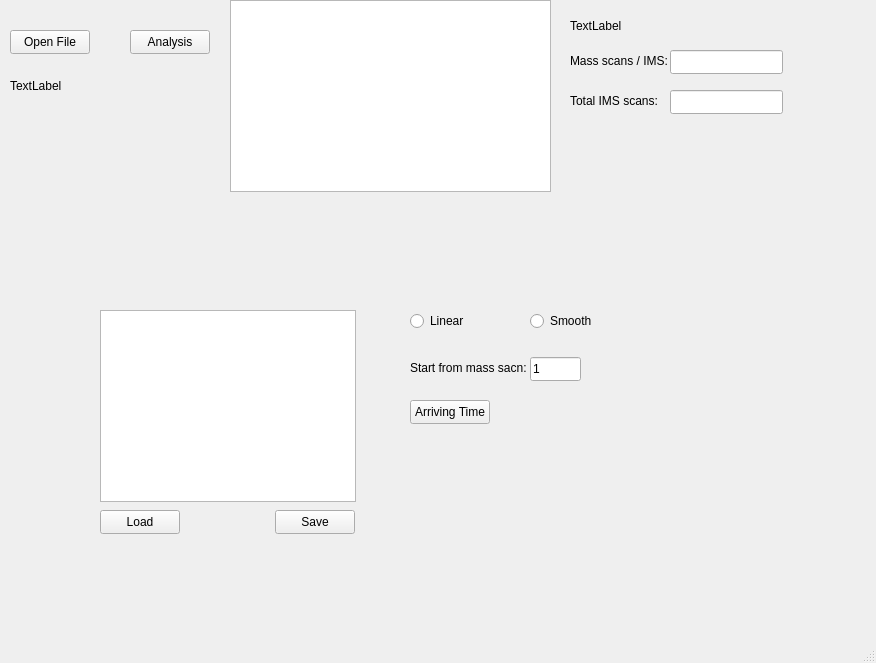
First picture: the form in mainwindow.ui, repository MOBILionSystems/thermoProcess, before the edit.
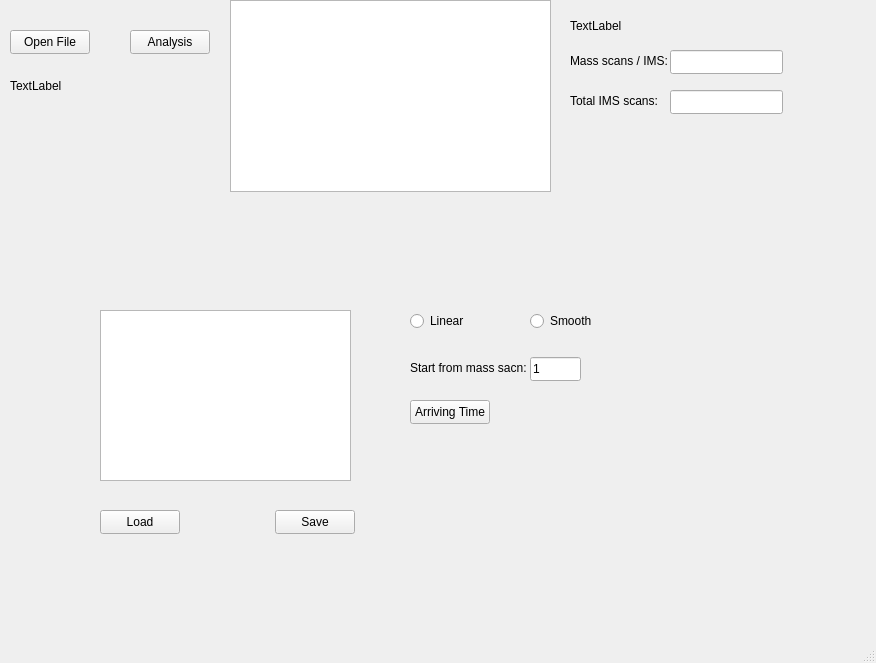
Second picture: the form after the edit.

Commit message: fixed load and save masslist file

Diff of the .ui file:
```diff
--- a/mainwindow.ui
+++ b/mainwindow.ui
@@ -161,16 +161,6 @@
      <string>Smooth</string>
     </property>
    </widget>
-   <widget class="QListWidget" name="intertestedMasslistWidget">
-    <property name="geometry">
-     <rect>
-      <x>100</x>
-      <y>310</y>
-      <width>256</width>
-      <height>192</height>
-     </rect>
-    </property>
-   </widget>
    <widget class="QLabel" name="label_3">
     <property name="geometry">
      <rect>
@@ -223,6 +213,16 @@
      <string>Save</string>
     </property>
    </widget>
+   <widget class="QPlainTextEdit" name="interestedMassTextEdit">
+    <property name="geometry">
+     <rect>
+      <x>100</x>
+      <y>310</y>
+      <width>251</width>
+      <height>171</height>
+     </rect>
+    </property>
+   </widget>
   </widget>
   <widget class="QMenuBar" name="menubar">
    <property name="geometry">
```
The commit also changes 3 other files.
